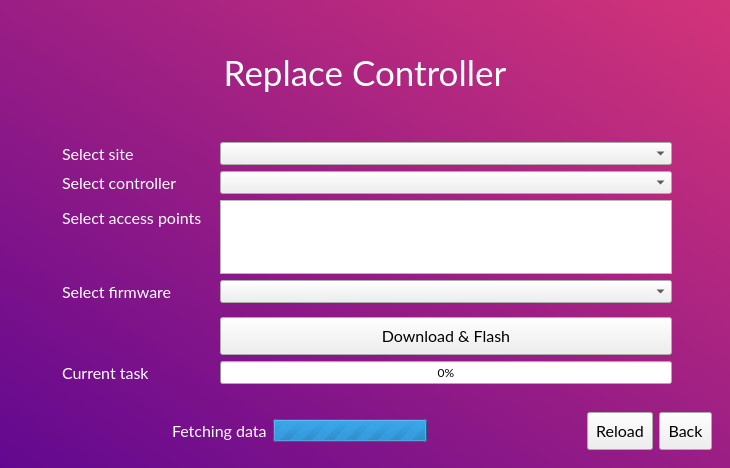
Before: the Qt Designer form mainwindow.ui in InamataIO/Flasher, drawn with Qt 5.
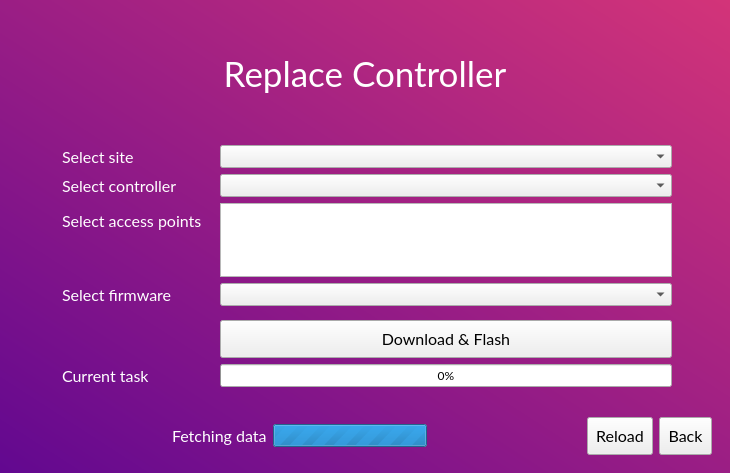
After: the same form once the commit is applied. Icons and pictures are not drawn.

```diff
--- a/mainwindow.ui
+++ b/mainwindow.ui
@@ -7,7 +7,7 @@
     <x>0</x>
     <y>0</y>
     <width>730</width>
-    <height>468</height>
+    <height>473</height>
    </rect>
   </property>
   <property name="minimumSize">
```
Left out of the diff: 4 changed lines with no effect on the pictures.
